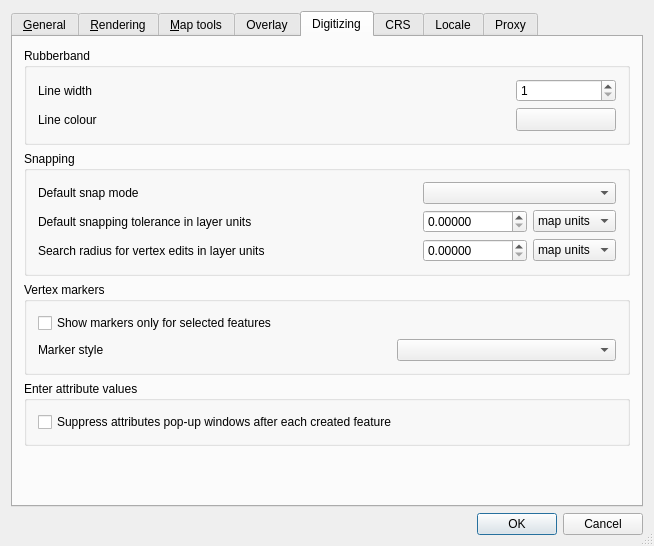
Before: the Qt Designer form qgis/src/ui/qgsoptionsbase.ui in sourcepole/qgis, drawn with Qt 5.
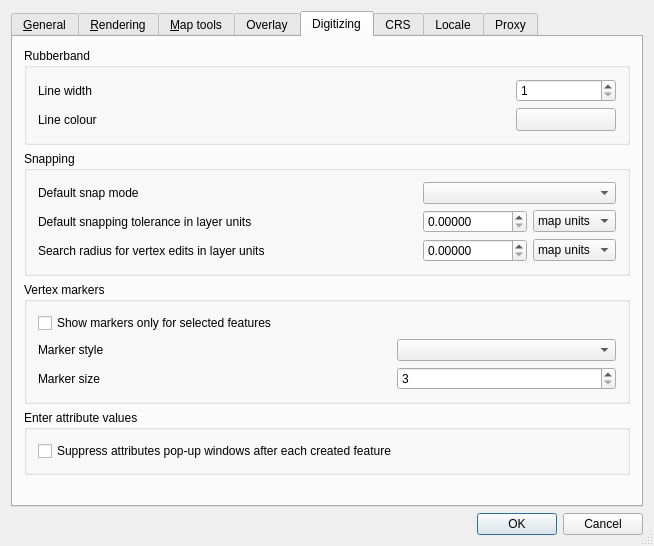
After: the same form once the commit is applied. The open tabs and pages were chosen to show the change. Icons and pictures are not drawn. Custom widgets are drawn as their Qt base class.

Commit message: [FEATURE] configurable vertex marker size (fixes #1922)

```diff
--- a/qgis/src/ui/qgsoptionsbase.ui
+++ b/qgis/src/ui/qgsoptionsbase.ui
@@ -859,6 +859,39 @@
             </property>
            </widget>
           </item>
+          <item row="2" column="2">
+           <widget class="QSpinBox" name="mMarkerSizeSpinBox">
+            <property name="layoutDirection">
+             <enum>Qt::LeftToRight</enum>
+            </property>
+            <property name="minimum">
+             <number>3</number>
+            </property>
+            <property name="singleStep">
+             <number>2</number>
+            </property>
+           </widget>
+          </item>
+          <item row="2" column="0">
+           <widget class="QLabel" name="label_6">
+            <property name="text">
+             <string>Marker size</string>
+            </property>
+           </widget>
+          </item>
+          <item row="2" column="1">
+           <spacer name="horizontalSpacer">
+            <property name="orientation">
+             <enum>Qt::Horizontal</enum>
+            </property>
+            <property name="sizeHint" stdset="0">
+             <size>
+              <width>40</width>
+              <height>20</height>
+             </size>
+            </property>
+           </spacer>
+          </item>
          </layout>
         </widget>
        </item>
```
Left out of the diff: 2 changed lines with no effect on the pictures. The commit also changes 3 other files.
